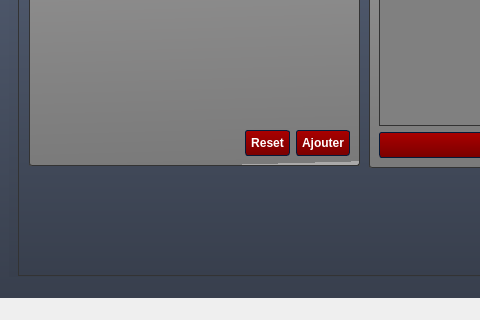
This is mainwindow.ui in soumaya-nheri/Smart-Restaurant-2A28 as Qt 5 draws it before an edit; both pictures show x 0 to 480 and y 383 to 703 of the 1073 by 703 pixel window. The edited form follows.
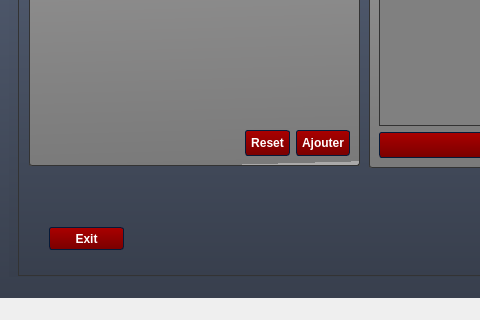
This is the edited form. The open tabs and pages were chosen to show the change. Icons and pictures are not drawn.

The edit to the form file:
```diff
--- a/mainwindow.ui
+++ b/mainwindow.ui
@@ -4612,6 +4612,19 @@
               </item>
              </layout>
             </widget>
+            <widget class="QPushButton" name="pushButton_21">
+             <property name="geometry">
+              <rect>
+               <x>30</x>
+               <y>570</y>
+               <width>75</width>
+               <height>23</height>
+              </rect>
+             </property>
+             <property name="text">
+              <string>Exit</string>
+             </property>
+            </widget>
            </widget>
            <widget class="QWidget" name="tab_8">
             <attribute name="title">
```
Left out of the diff: 32 changed lines with no effect on the pictures.
